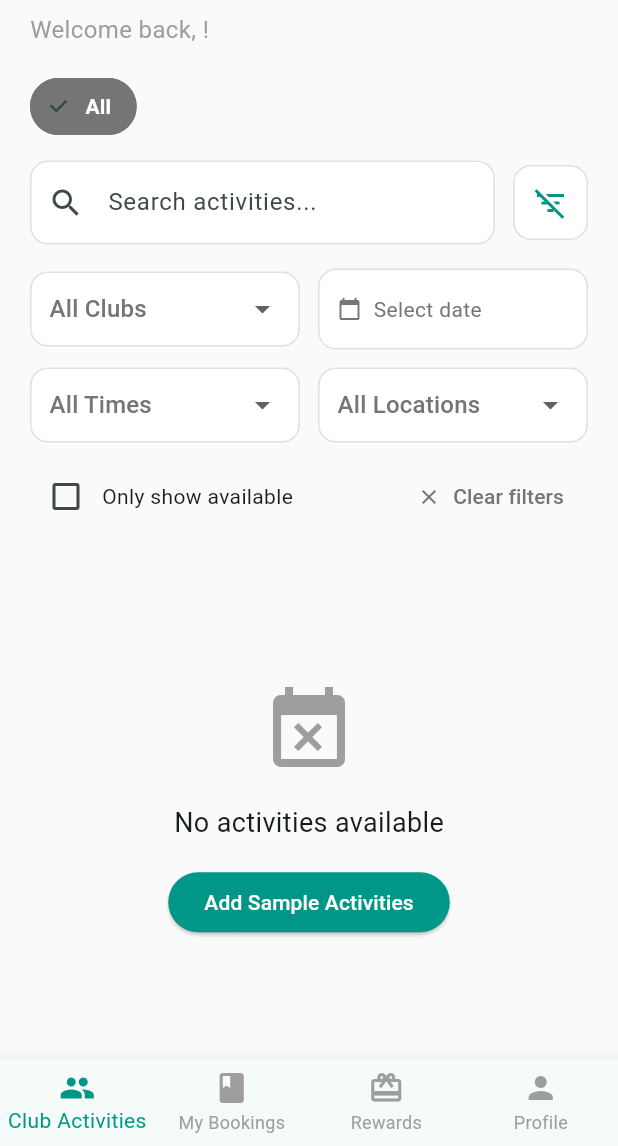
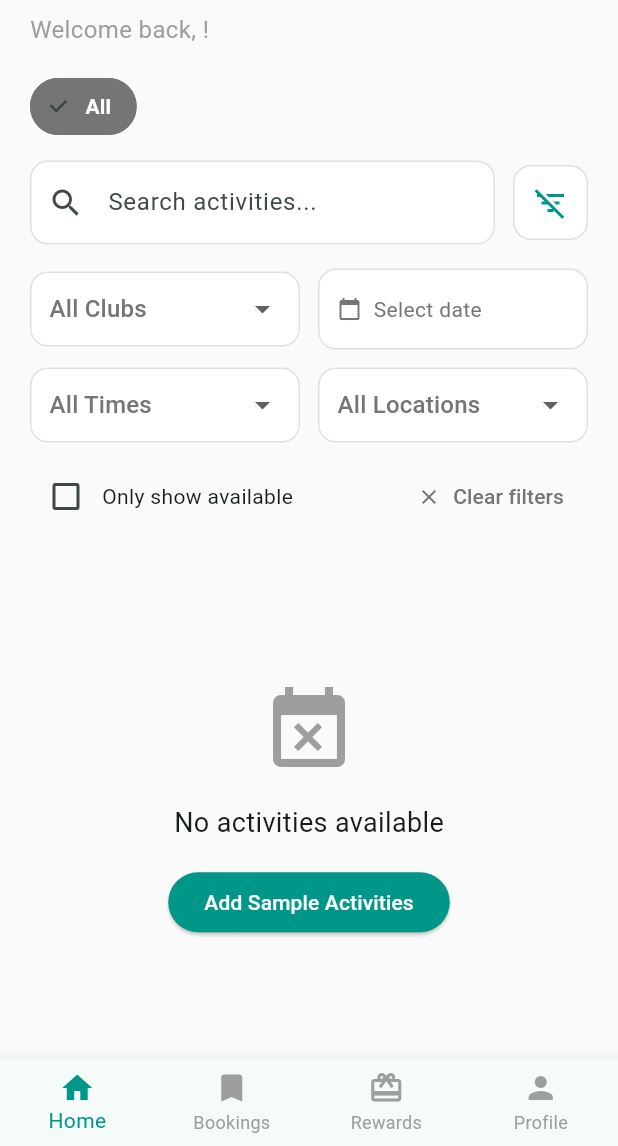
Before and after one commit to Comicalist/SportCentreApp, a Flutter app: the MainNavigation screen opened directly, after a tap on the "filter list" icon, on a phone screen of 412 x 824 dp, the part 90-1236 px from its top. Run offline on Flutter 3.47's test engine with Material 3 defaults, Android fonts, the phone set to English and light mode, and no system bars; our stand-ins replace cloud_firestore, firebase_auth, firebase_core; accounts and stored records are empty.

Commit message:
Partial admin view, tested.

```diff
--- a/sport_centre_booking/lib/main.dart
+++ b/sport_centre_booking/lib/main.dart
@@ -9,7 +9,6 @@ import 'widgets/auth/auth_wrapper.dart';
 void main() async {
   WidgetsFlutterBinding.ensureInitialized();
 
-  // Initialize Firebase only for supported platforms
   try {
     await Firebase.initializeApp(
       options: DefaultFirebaseOptions.currentPlatform,
@@ -17,7 +16,6 @@ void main() async {
     print('Firebase initialized successfully');
   } catch (e) {
     print('Firebase initialization failed: $e');
-    // Continue without Firebase for now
   }
 
   runApp(const MyApp());
--- a/sport_centre_booking/lib/providers/auth_provider.dart
+++ b/sport_centre_booking/lib/providers/auth_provider.dart
@@ -18,6 +18,9 @@ class AuthProvider extends ChangeNotifier {
   String? get errorMessage => _errorMessage;
   bool get isLoggedIn => _firebaseUser != null;
   bool get isAnonymous => _firebaseUser?.isAnonymous == true;
+
+  // NEW: Admin check
+  bool get isAdmin => _appUser?.isAdmin ?? false;
 
   AuthProvider() {
     _initAuthListener();
@@ -46,10 +49,10 @@ class AuthProvider extends ChangeNotifier {
     try {
       final docRef = FirebaseFirestore.instance.collection('users').doc(uid);
 
-      // 1) Forcer un aller-serveur (pas seulement le cache local)
+      // 1) Force server fetch (not just local cache)
       var doc = await docRef.get(const GetOptions(source: Source.server));
 
-      // 2) Si le doc n'existe pas (race sign-up), le créer sur le champ
+      // 2) If doc doesn't exist (race sign-up), create it immediately
       if (!doc.exists) {
         final fUser = FirebaseAuth.instance.currentUser;
 
@@ -59,7 +62,7 @@ class AuthProvider extends ChangeNotifier {
           'displayName': fUser?.displayName ?? '',
           'createdAt': FieldValue.serverTimestamp(),
           'lastLoginAt': FieldValue.serverTimestamp(),
-          'role': 'user',
+          'role': 'user', // NEW: Include role with default
           'isActive': true,
           'totalPoints': 0,
           'availablePoints': 0,
@@ -69,7 +72,7 @@ class AuthProvider extends ChangeNotifier {
           'membershipExpiry': null,
         }, SetOptions(merge: true));
 
-        // Relecture en forçant le serveur (évite un cache vide)
+        // Re-read forcing server (avoid empty cache)
         doc = await docRef.get(const GetOptions(source: Source.server));
       }
 
@@ -78,7 +81,7 @@ class AuthProvider extends ChangeNotifier {
         return;
       }
 
-      // 3) Fallback minimal si, pour une raison X, on n'a toujours rien
+      // 3) Minimal fallback if, for some reason, we still have nothing
       final fUser = FirebaseAuth.instance.currentUser;
       if (fUser != null) {
         _appUser = AppUser(
@@ -87,11 +90,12 @@ class AuthProvider extends ChangeNotifier {
           displayName: fUser.displayName ?? (fUser.email?.split('@').first ?? 'User'),
           createdAt: DateTime.now(),
           lastLoginAt: DateTime.now(),
+          role: 'user', // NEW: Include role in fallback
         );
         return;
       }
     } catch (e) {
-      // En cas d'erreur (souvent règles Firestore), on trace et on met un fallback
+      // In case of error (often Firestore rules), trace and set fallback
       debugPrint('Error loading user data: $e');
 
       final fUser = FirebaseAuth.instance.currentUser;
@@ -102,6 +106,7 @@ class AuthProvider extends ChangeNotifier {
           displayName: fUser.displayName ?? (fUser.email?.split('@').first ?? 'User'),
           createdAt: DateTime.now(),
           lastLoginAt: DateTime.now(),
+          role: 'user', // NEW: Include role in error fallback
         );
       }
     }
@@ -205,7 +210,7 @@ class AuthProvider extends ChangeNotifier {
   /// Get user first name for greetings
   String get userFirstName {
     if (_appUser != null) {
-      return _appUser!.firstName;
+      return _appUser!.firstName; // Now uses the getter from AppUser
     }
     return userDisplayName.split(' ')[0];
   }
--- a/sport_centre_booking/lib/screens/bookings.dart
+++ b/sport_centre_booking/lib/screens/bookings.dart
@@ -36,9 +36,23 @@ class _BookingsScreenState extends State<BookingsScreen> {
     builder: (context, authProvider, child) {
       // Show auth required screen if not logged in
       if (!authProvider.isLoggedIn) {
-          return const AuthRequiredScreen(
-            title: 'My Bookings',
-            message: 'Sign in to view your bookings and manage your activities.',
+        return Scaffold(
+          appBar: AppBar(
+            title: const Text('My Bookings'), // or 'Profile' for profile screen
+          ),
+          body: const Center(
+            child: Column(
+              mainAxisAlignment: MainAxisAlignment.center,
+              children: [
+                Icon(Icons.lock, size: 64, color: Colors.grey),
+                SizedBox(height: 16),
+                Text(
+                  'Please sign in to access this feature',
+                  style: TextStyle(fontSize: 16, color: Colors.grey),
+                ),
+              ],
+            ),
+          ),
         );
       }
 
--- a/sport_centre_booking/lib/screens/profile/profile_screen.dart
+++ b/sport_centre_booking/lib/screens/profile/profile_screen.dart
@@ -18,13 +18,21 @@ class _ProfileScreenState extends State<ProfileScreen> {
     return Consumer<AuthProvider>(
       builder: (context, auth, _) {
         // 1) Pas connecté => écran d’auth
-        if (!auth.isLoggedIn) {
-          return const AuthRequiredScreen(
-            title: 'Profile',
-            message:
-                'Sign in to view your profile, points, and manage your account settings.',
-          );
-        }
+  if (!auth.isLoggedIn) {
+    return Scaffold(
+      appBar: AppBar(title: const Text('Profile')),
+      body: const Center(
+        child: Column(
+          mainAxisAlignment: MainAxisAlignment.center,
+          children: [
+            Icon(Icons.lock, size: 64, color: Colors.grey),
+            SizedBox(height: 16),
+            Text('Please sign in to view your profile'),
+          ],
+        ),
+      ),
+    );
+  }
 
         // 2) Connecté mais AppUser pas encore chargé => loader
         final AppUser? user = auth.appUser;
--- a/sport_centre_booking/lib/widgets/navigation/main_navigation.dart
+++ b/sport_centre_booking/lib/widgets/navigation/main_navigation.dart
@@ -1,10 +1,12 @@
 import 'package:flutter/material.dart';
+import 'package:provider/provider.dart';
+import '../../providers/auth_provider.dart';
 import '../../screens/home/home_screen.dart';
 import '../../screens/bookings.dart';
 import '../../screens/rewards.dart';
 import '../../screens/profile/profile_screen.dart';
+import '../../screens/admin/admin_panel.dart';
 
-/// Main navigation widget with bottom navigation bar
 class MainNavigation extends StatefulWidget {
   const MainNavigation({super.key});
 
@@ -13,50 +15,77 @@ class MainNavigation extends StatefulWidget {
 }
 
 class _MainNavigationState extends State<MainNavigation> {
-  int _selectedIndex = 0;
-
-  final List<Widget> _screens = const [
-    HomeScreen(),
-    BookingsScreen(),
-    RewardsScreen(),
-    ProfileScreen(),
-  ];
-
-  void _onItemTapped(int index) {
-    setState(() {
-      _selectedIndex = index;
-    });
-  }
+  int _currentIndex = 0;
 
   @override
   Widget build(BuildContext context) {
-    return Scaffold(
-      body: _screens[_selectedIndex],
-      bottomNavigationBar: BottomNavigationBar(
-        type: BottomNavigationBarType.fixed,
-        currentIndex: _selectedIndex,
-        onTap: _onItemTapped,
-        selectedItemColor: Colors.teal,
-        unselectedItemColor: Colors.grey,
-        items: const [
-          BottomNavigationBarItem(
-            icon: Icon(Icons.group),
-            label: "Club Activities",
+    return Consumer<AuthProvider>(
+      builder: (context, authProvider, child) {
+        // This will now work because appUser is loaded in AuthProvider
+        final bool isAdmin = authProvider.isAdmin;
+
+        print('MainNavigation - isAdmin: $isAdmin');
+
+        final screens = _getScreens(isAdmin);
+        final navItems = _getNavItems(isAdmin);
+
+        return Scaffold(
+          body: IndexedStack(
+            index: _currentIndex,
+            children: screens,
           ),
-          BottomNavigationBarItem(
-            icon: Icon(Icons.book),
-            label: "My Bookings",
+          bottomNavigationBar: BottomNavigationBar(
+            currentIndex: _currentIndex,
+            onTap: (index) {
+              if (index < screens.length) {
+                setState(() => _currentIndex = index);
+              }
+            },
+            items: navItems,
+            type: BottomNavigationBarType.fixed,
+            selectedItemColor: Colors.teal,
+            unselectedItemColor: Colors.grey,
           ),
-          BottomNavigationBarItem(
-            icon: Icon(Icons.card_giftcard),
-            label: "Rewards",
-          ),
-          BottomNavigationBarItem(
-            icon: Icon(Icons.person),
-            label: "Profile",
-          ),
-        ],
-      ),
+        );
+      },
     );
   }
+
+  List<Widget> _getScreens(bool isAdmin) {
+    final screens = [
+      HomeScreen(),
+      BookingsScreen(),
+      RewardsScreen(),
+      ProfileScreen(),
+    ];
+
+    // Only add AdminPanel if user is admin
+    if (isAdmin) {
+      screens.add(AdminPanel());
+    }
+
+    return screens;
+  }
+
+  List<BottomNavigationBarItem> _getNavItems(bool isAdmin) {
+    final items = [
+      const BottomNavigationBarItem(icon: Icon(Icons.home), label: 'Home'),
+      const BottomNavigationBarItem(icon: Icon(Icons.bookmark), label: 'Bookings'),
+      const BottomNavigationBarItem(icon: Icon(Icons.card_giftcard), label: 'Rewards'),
+      const BottomNavigationBarItem(icon: Icon(Icons.person), label: 'Profile'),
+    ];
+
+    // Only add Admin tab if user is admin
+    if (isAdmin) {
+      items.add(const BottomNavigationBarItem(
+        icon: Icon(Icons.admin_panel_settings),
+        label: 'Admin',
+      ));
+    }
+
+    print('Screens count: ${items.length}');
+    print('Admin panel included: $isAdmin');
+
+    return items;
+  }
 }
```
Also changed, not shown: sport_centre_booking/lib/models/user_profile.dart (+7 -0 lines), sport_centre_booking/lib/screens/admin/admin_panel.dart (added, +185 -0 lines), sport_centre_booking/lib/services/auth_service.dart (+11 -1 lines), sport_centre_booking/lib/services/user_service.dart (added, +48 -0 lines), sport_centre_booking/lib/widgets/auth/auth_wrapper.dart (+32 -192 lines). Lines whose indentation alone changed are shown as unchanged.
